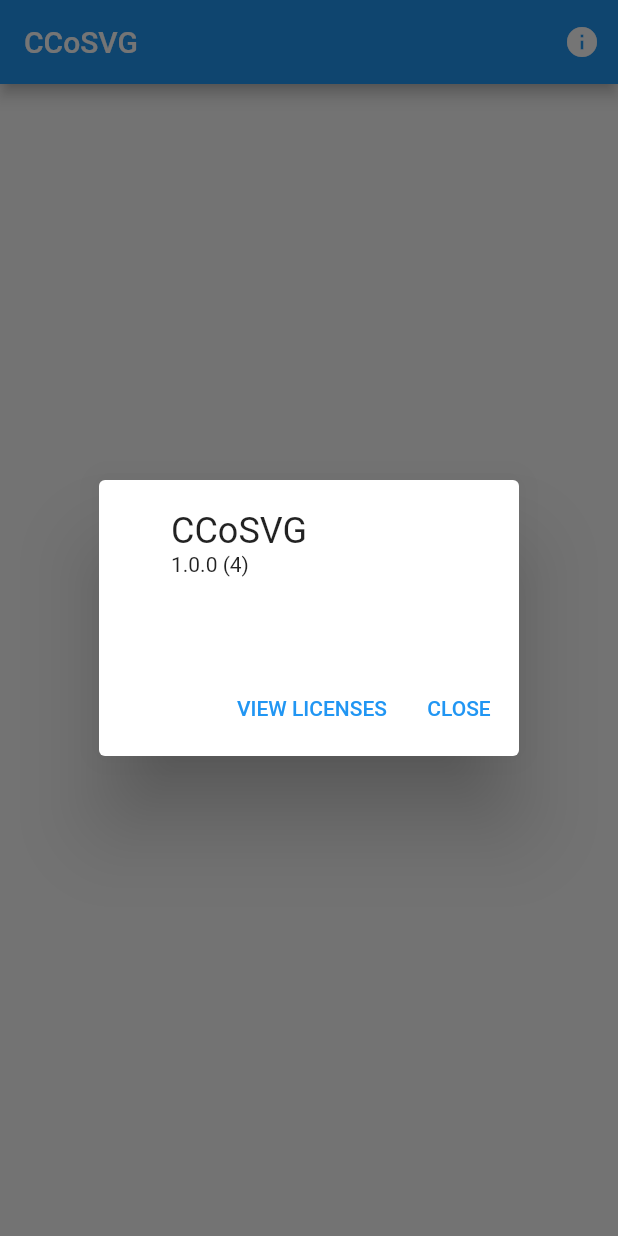
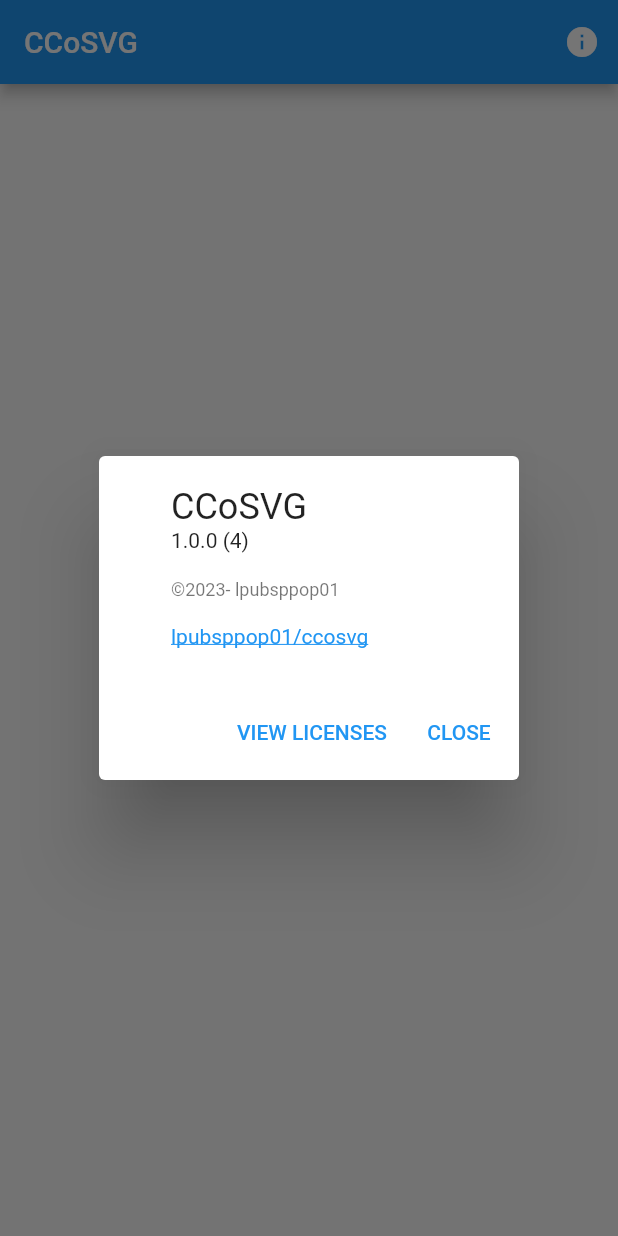
Before and after one commit to lpubsppop01/ccosvg, a Flutter app: the screen it shows after launch, after a tap on the "info" icon, on a phone screen of 412 x 824 dp. Run offline on Flutter 3.47's test engine with Material 2 defaults, Android fonts, the phone set to English and light mode, and no system bars; our stand-ins replace csslib, file_picker, firebase_analytics, firebase_core, flutter_svg, package_info_plus; missing offline and left inert: file_saver; accounts and stored records are empty; statements that could not run were skipped.

Commit message:
Add copyright and repository link to about dialog

```diff
--- a/lib/widgets/my_home_page.dart
+++ b/lib/widgets/my_home_page.dart
@@ -1,8 +1,10 @@
 import 'package:ccosvg/helpers/show_message.dart';
 import 'package:ccosvg/widgets/display_svg_page.dart';
 import 'package:file_picker/file_picker.dart';
+import 'package:flutter/gestures.dart';
 import 'package:flutter/material.dart';
 import 'package:package_info_plus/package_info_plus.dart';
+import 'package:url_launcher/url_launcher.dart';
 
 class MyHomePage extends StatefulWidget {
   const MyHomePage({Key? key, required this.title}) : super(key: key);
@@ -41,12 +43,28 @@ class _MyHomePageState extends State<MyHomePage> {
               onPressed: () async {
                 final info = await PackageInfo.fromPlatform();
                 showAboutDialog(
-                  context: context,
-                  applicationName: 'CCoSVG',
-                  applicationVersion: '${info.version} (${info.buildNumber})',
-                  applicationIcon: null,
-                  applicationLegalese: null,
-                );
+                    context: context,
+                    applicationName: 'CCoSVG',
+                    applicationVersion: '${info.version} (${info.buildNumber})',
+                    applicationIcon: null,
+                    applicationLegalese: "©2023- lpubsppop01",
+                    children: [
+                      Padding(
+                          padding: const EdgeInsets.fromLTRB(24, 16, 24, 0),
+                          child: RichText(
+                              text: TextSpan(children: [
+                            TextSpan(
+                                text: "lpubsppop01/ccosvg",
+                                style: const TextStyle(decoration: TextDecoration.underline, color: Colors.blue),
+                                recognizer: TapGestureRecognizer()
+                                  ..onTap = () async {
+                                    final url = Uri.parse('https://github.com/lpubsppop01/ccosvg');
+                                    if (await canLaunchUrl(url)) {
+                                      await launchUrl(url);
+                                    }
+                                  }),
+                          ])))
+                    ]);
               },
               icon: const Icon(Icons.info)),
         ],
--- a/pubspec.yaml
+++ b/pubspec.yaml
@@ -43,6 +43,7 @@ dependencies:
   package_info_plus: ^1.4.2
   firebase_core: ^2.8.0
   firebase_analytics: ^10.1.6
+  url_launcher: ^6.1.10
 
 dev_dependencies:
   flutter_test:
```
Also changed, not shown: pubspec.lock.
